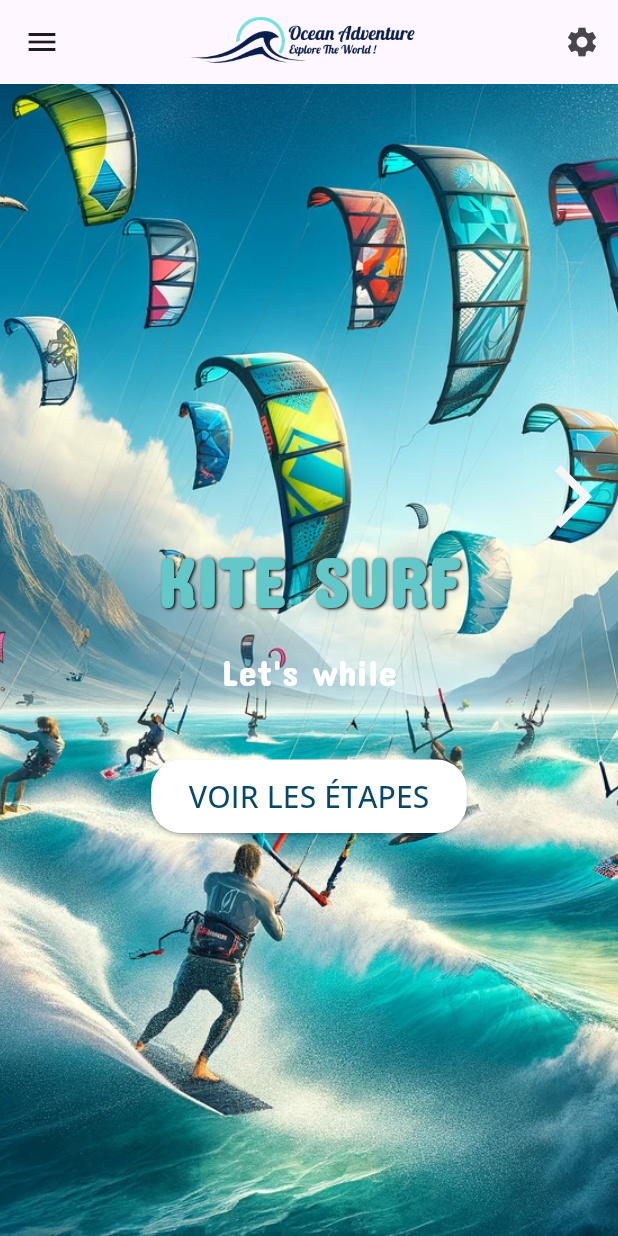
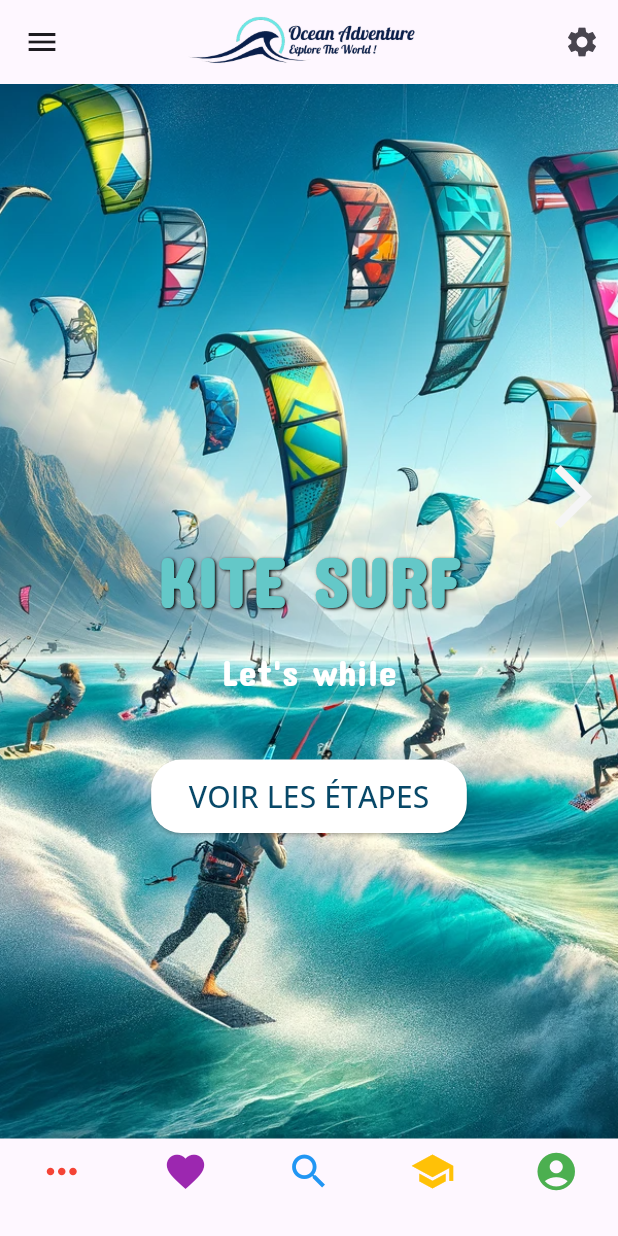
Before and after one commit to jeanJonathan/notebook_progress, a Flutter app: the Kitesurf screen opened directly, on a phone screen of 412 x 824 dp. Run offline on Flutter 3.47's test engine with Material 3 defaults, Android fonts, the phone set to English and light mode, and no system bars; our stand-ins replace cloud_firestore, firebase_auth, firebase_core, firebase_storage, flutter_typeahead, google_maps_flutter and 6 more; missing offline and left inert: flutter_facebook_auth; accounts and stored records are empty.

Commit message:
implementation du lien vers l'ecran des tuto dejà plus ajout des elements du menus à chaque ecran

```diff
--- a/lib/kitesurf.dart
+++ b/lib/kitesurf.dart
@@ -1,13 +1,12 @@
 import 'dart:ui';
-
 import 'package:flutter/cupertino.dart';
 import 'package:flutter/material.dart';
 import 'package:notebook_progress/etapes_screen.dart';
 import 'package:notebook_progress/menu_screen.dart';
 import 'package:notebook_progress/parametre_screen.dart';
 import 'package:url_launcher/url_launcher.dart';
-
 import 'Wingfoil.dart';
+import 'Surf.dart';
 
 class Kitesurf extends StatelessWidget {
   Offset? _initialPosition;
@@ -25,9 +24,13 @@ class Kitesurf extends StatelessWidget {
           final offset = details.globalPosition;
           final difference = offset.dx - _initialPosition!.dx;
 
+          // Si le mouvement est vers la gauche
+          if (difference < -10) {
+            Navigator.of(context).pushReplacement(MaterialPageRoute(builder: (context) => Wingfoil()));
+          }
           // Si le mouvement est vers la droite
-          if (difference < 10) {
-            Navigator.of(context).push(MaterialPageRoute(builder: (context) => Wingfoil()));
+          if (difference > 10) {
+            Navigator.of(context).pushReplacement(MaterialPageRoute(builder: (context) => Surf()));
           }
         }
       },
@@ -71,7 +74,6 @@ class Kitesurf extends StatelessWidget {
                 ],
               ),
             ),
-
             IconButton(
               icon: const Icon(Icons.settings),
               onPressed: () {
@@ -171,6 +173,58 @@ class Kitesurf extends StatelessWidget {
             ),
           ],
         ),
+        bottomNavigationBar: BottomNavigationBar(
+          type: BottomNavigationBarType.fixed, // Ensures all icons are shown
+          selectedItemColor: Colors.deepPurple, // Highlight the selected icon
+          unselectedItemColor: Colors.grey, // Color for unselected items
+          iconSize: 30, // Increased icon size for better visibility
+          items: [
+            BottomNavigationBarItem(
+              icon: Icon(Icons.more_horiz, color: Colors.red), // Placeholder icon
+              label: '', // Removed label
+            ),
+            BottomNavigationBarItem(
+              icon: Icon(Icons.favorite, color: Colors.purple), // Icon for wishlist
+              label: '', // Removed label
+            ),
+            BottomNavigationBarItem(
+              icon: Icon(Icons.search, color: Colors.blue), // Icon for search
+              label: '', // Removed label
+            ),
+            BottomNavigationBarItem(
+              icon: Icon(Icons.school, color: Colors.amber), // Icon for tutorial
+              label: '', // Removed label
+            ),
+            BottomNavigationBarItem(
+              icon: Icon(Icons.account_circle, color: Colors.green), // Icon for profile
+              label: '', // Removed label
+            ),
+          ],
+          onTap: (index) {
+            switch (index) {
+              case 0:
+              // Action pour l'icône placeholder (à définir)
+                Navigator.pushNamed(context, '/placeholder');
+                break;
+              case 1:
+              // Naviguer vers la wishlist
+                Navigator.pushNamed(context, '/wishlist');
+                break;
+              case 2:
+              // Naviguer vers la page de recherche
+                Navigator.pushNamed(context, '/search');
+                break;
+              case 3:
+              // Naviguer vers la page de tutoriel
+                Navigator.pushNamed(context, '/tutorial');
+                break;
+              case 4:
+              // Naviguer vers la page de profil
+                Navigator.pushNamed(context, '/profile');
+                break;
+            }
+          },
+        ),
       ),
     );
   }
--- a/lib/welcome_screen.dart
+++ b/lib/welcome_screen.dart
@@ -85,7 +85,11 @@ class WelcomeScreen extends StatelessWidget {
         onTap: (index) {
           switch (index) {
             case 0:
-            // Action pour l'icône placeholder (à définir)
+            // Naviguer vers la wishlist
+              Navigator.push(
+                context,
+                MaterialPageRoute(builder: (context) => WelcomeScreen(recommendedCamps: recommendedCamps)),
+              );
               break;
             case 1:
             // Naviguer vers la wishlist
```
